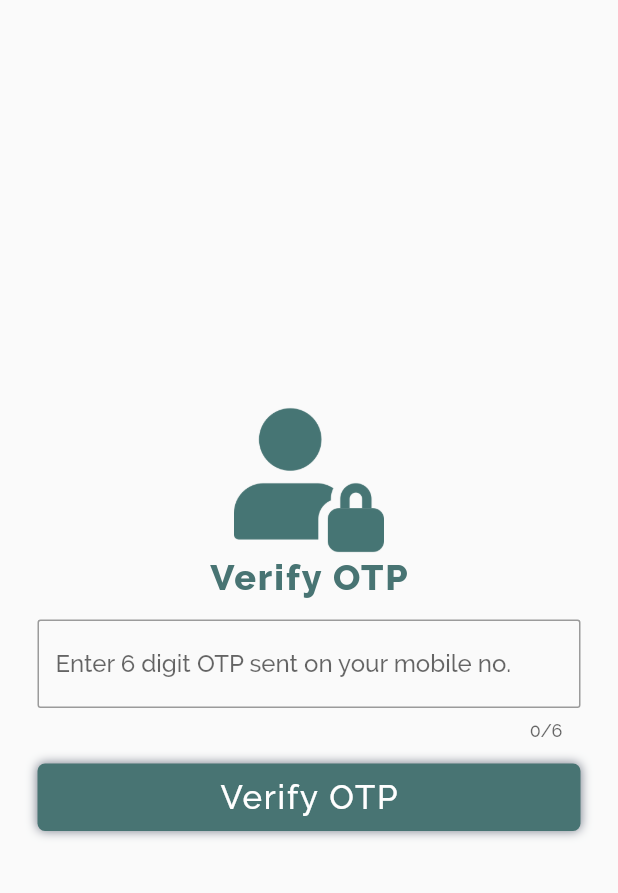
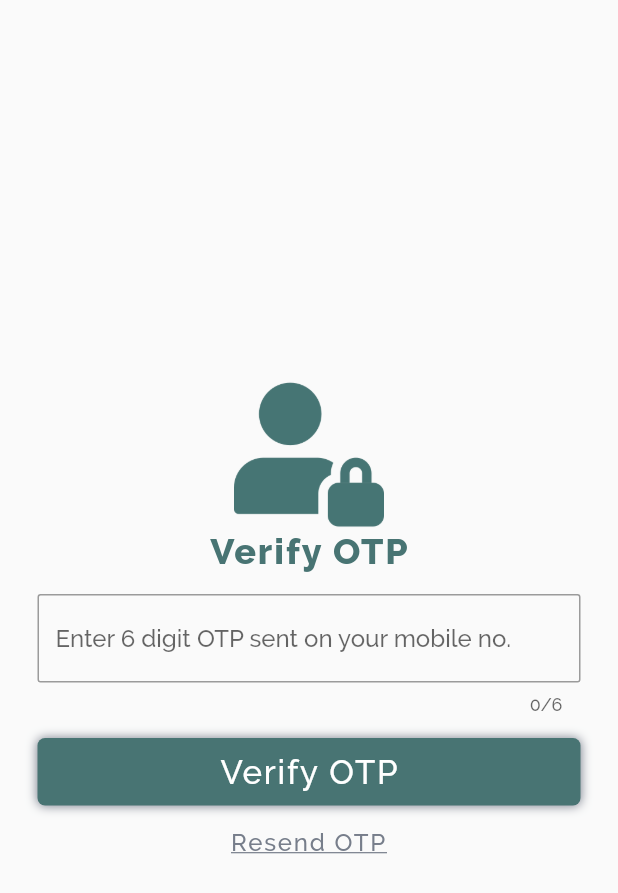
Before and after one commit to NaimishVerma17/kissan-garden-consumer-app, a Flutter app: the VerifyOtpPage screen opened by its route, on a phone screen of 412 x 824 dp. Shown: the top 893 px of the screen. Run offline on Flutter 3.47's test engine with Material 2 defaults, Android fonts, the phone set to English and light mode, and no system bars; our stand-ins replace shared_preferences; accounts and stored records are empty.

Commit message:
reset otp btn added

```diff
--- a/lib/presentations/verify_otp_page.dart
+++ b/lib/presentations/verify_otp_page.dart
@@ -1,6 +1,5 @@
 import 'package:flutter/material.dart';
 import 'package:kissan_garden/presentations/shared/kisaan_button.dart';
-import 'package:kissan_garden/utils/Validators.dart';
 import 'package:kissan_garden/utils/styles.dart';
 
 class VerifyOtpPage extends StatefulWidget {
@@ -57,6 +56,23 @@ class _VerifyOtpPage extends State<VerifyOtpPage> {
                   text: 'Verify OTP',
                   onClick: _verifyOtp,
                 ),
+                SizedBox(
+                  height: 15.0,
+                ),
+                GestureDetector(
+                  onTap: _resendOtp,
+                  child: Text(
+                    'Resend OTP',
+                    textAlign: TextAlign.center,
+                    style: TextStyle(
+                      fontSize: 16.0,
+                      fontWeight: FontWeight.w500,
+                      letterSpacing: 1.2,
+                      color: Styles.subHeadingColor,
+                      decoration: TextDecoration.underline,
+                    ),
+                  ),
+                ),
               ],
             ),
           ),
@@ -68,4 +84,8 @@ class _VerifyOtpPage extends State<VerifyOtpPage> {
   _verifyOtp() {
     print(_otp);
   }
+
+  _resendOtp() {
+    print('Resend otp');
+  }
 }
```
